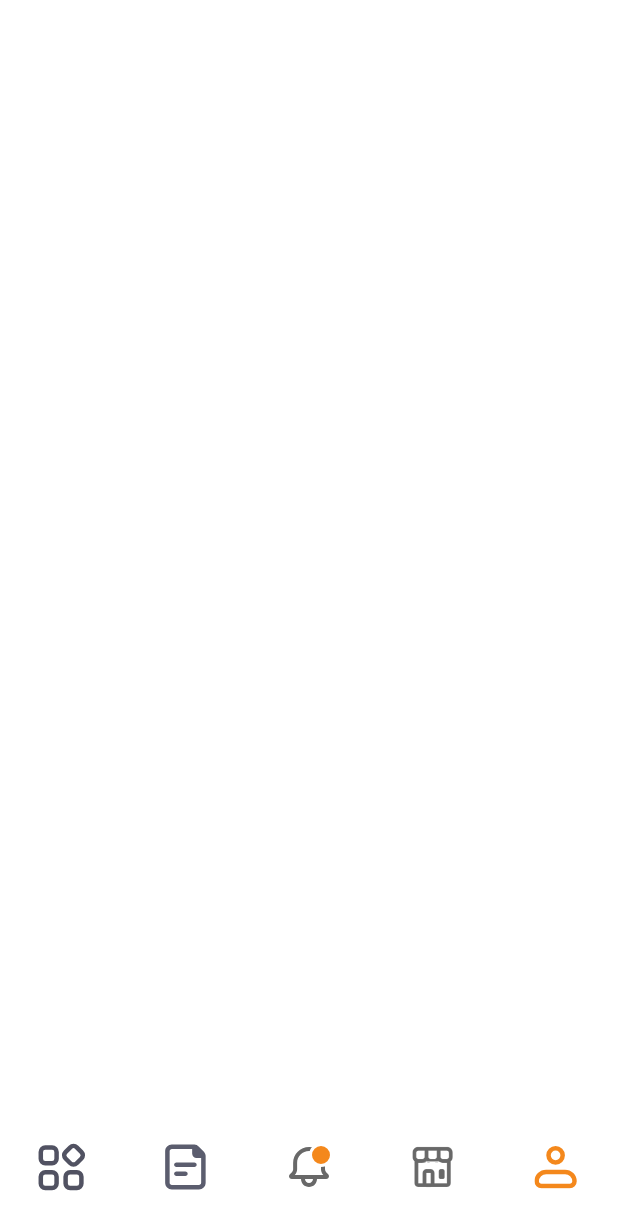
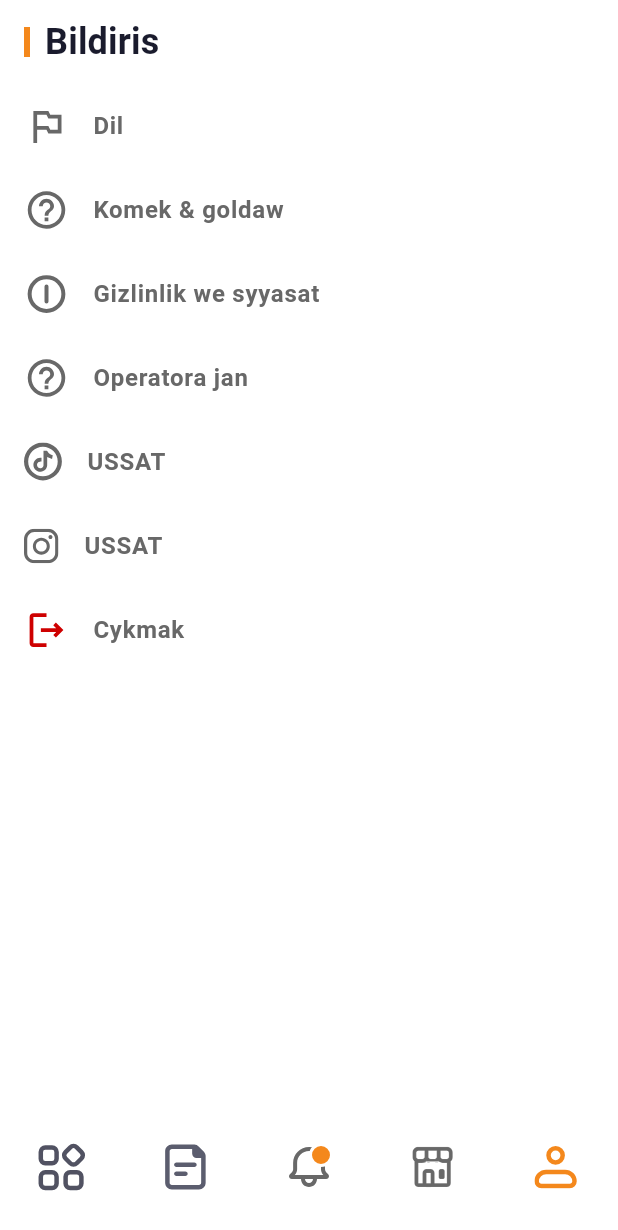
Before and after one commit to Yagshymyradov/Ussat-App, a Flutter app: the screen it shows after launch, item 5 of the bottom bar chosen, on a phone screen of 412 x 824 dp. Shown: the top 1230 px of the screen. Run offline on Flutter 3.47's test engine with Material 3 defaults, Android fonts, the phone set to English and light mode, and no system bars; our stand-ins replace flutter_svg.

Commit message:
profile screen

```diff
--- a/lib/screens/main_screen.dart
+++ b/lib/screens/main_screen.dart
@@ -6,6 +6,7 @@ import 'history_screen/history_screen.dart';
 import 'home_screen/home_screen.dart';
 import 'notifications_screen/notifications_screen.dart';
 import 'products_screen/products_screen.dart';
+import 'profile_screen/profile_screen.dart';
 
 class MainScreen extends StatefulWidget {
   const MainScreen({super.key});
@@ -20,7 +21,7 @@ class _MainScreenState extends State<MainScreen> {
     const HistoryScreen(),
     const NotificationsScreen(),
     const ProductsScreen(),
-    Container(),
+    const ProfileScreen(),
   ];
 
   int currentIndex = 0;
--- /dev/null
+++ b/lib/screens/profile_screen/profile_screen.dart
@@ -0,0 +1,83 @@
+import 'package:flutter/material.dart';
+
+import '../../components/text_with_stick.dart';
+import '../../utils/assets.dart';
+import '../../utils/theme.dart';
+
+enum Settings {
+  language,
+  helpSupport,
+  termsPolicies,
+  callOperator,
+  tikTok,
+  instagram,
+  logout;
+
+  String get asValue {
+    switch (this) {
+      case Settings.language:
+        return 'Dil';
+      case Settings.helpSupport:
+        return 'Komek & goldaw';
+      case Settings.termsPolicies:
+        return 'Gizlinlik we syyasat';
+      case Settings.callOperator:
+        return 'Operatora jan';
+      case Settings.tikTok:
+        return 'USSAT';
+      case Settings.instagram:
+        return 'USSAT';
+      case Settings.logout:
+        return 'Cykmak';
+    }
+  }
+
+  Widget get asIcon {
+    switch (this) {
+      case Settings.language:
+        return AppIcons.language.svgPicture();
+      case Settings.helpSupport:
+        return AppIcons.help.svgPicture();
+      case Settings.termsPolicies:
+        return AppIcons.policies.svgPicture();
+      case Settings.callOperator:
+        return AppIcons.help.svgPicture();
+      case Settings.tikTok:
+        return AppIcons.tikTok.svgPicture();
+      case Settings.instagram:
+        return AppIcons.instagram.svgPicture();
+      case Settings.logout:
+        return AppIcons.logout.svgPicture();
+    }
+  }
+}
+
+class ProfileScreen extends StatelessWidget {
+  const ProfileScreen({super.key});
+
+  @override
+  Widget build(BuildContext context) {
+    final textTheme = context.textTheme;
+    final appTextTheme = context.appTextTheme;
+    return Scaffold(
+      appBar: AppBar(
+        title: TextWithStick(
+          Text('Bildiris', style: textTheme.labelLarge),
+        ),
+      ),
+      body: Column(
+        children: Settings.values
+            .map(
+              (e) => ListTile(
+                title: Text(
+                  e.asValue,
+                  style: appTextTheme.settingsTitle,
+                ),
+                leading: e.asIcon,
+              ),
+            )
+            .toList(growable: false),
+      ),
+    );
+  }
+}
--- a/lib/utils/assets.dart
+++ b/lib/utils/assets.dart
@@ -2,6 +2,12 @@ import 'package:flutter/material.dart';
 import 'package:flutter_svg/svg.dart';
 
 enum AppIcons {
+  logout('logout'),
+  instagram('instagram'),
+  tikTok('tik-tok'),
+  policies('policies'),
+  help('help'),
+  language('language'),
   bottleCola('bottle-cola'),
   basket('basket'),
   chevronRight('chevron-right'),
--- a/lib/utils/theme_extension.dart
+++ b/lib/utils/theme_extension.dart
@@ -7,11 +7,13 @@ class AppTextStyles extends ThemeExtension<AppTextStyles> {
   final TextStyle? cardMedium;
   final TextStyle? cardLarge;
   final TextStyle? smallButton;
+  final TextStyle? settingsTitle;
 
   const AppTextStyles({
     required this.cardMedium,
     required this.smallButton,
     required this.cardLarge,
+    required this.settingsTitle,
   });
 
   @override
@@ -19,11 +21,13 @@ class AppTextStyles extends ThemeExtension<AppTextStyles> {
     TextStyle? cardMedium,
     TextStyle? smallButton,
     TextStyle? cardLarge,
+    TextStyle? settingsTitle,
   }) {
     return AppTextStyles(
       cardMedium: cardMedium ?? this.cardMedium,
       smallButton: smallButton ?? this.smallButton,
       cardLarge: cardLarge ?? this.cardLarge,
+      settingsTitle: settingsTitle ?? this.settingsTitle,
     );
   }
 
@@ -36,6 +40,7 @@ class AppTextStyles extends ThemeExtension<AppTextStyles> {
       cardMedium: cardMedium,
       smallButton: smallButton,
       cardLarge: cardLarge,
+      settingsTitle: settingsTitle,
     );
   }
 }
@@ -56,4 +61,9 @@ const TextStyleLight = AppTextStyles(
     fontWeight: FontWeight.w600,
     color: AppColors.inkColor,
   ),
+  settingsTitle: TextStyle(
+    fontSize: 16,
+    fontWeight: FontWeight.w600,
+    color: Color(0xff686868),
+  ),
 );
```
Also changed, not shown: assets/icons/help.svg (added), assets/icons/instagram.svg (added), assets/icons/language.svg (added), assets/icons/logout.svg (added), assets/icons/policies.svg (added), assets/icons/tik-tok.svg (added).
